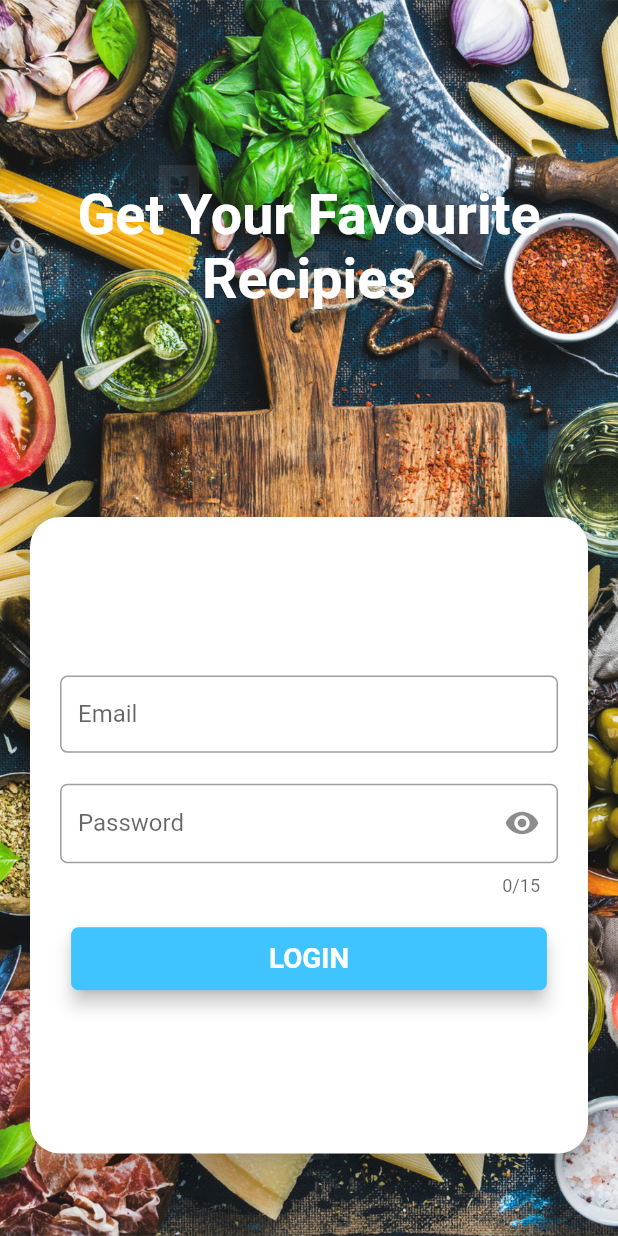
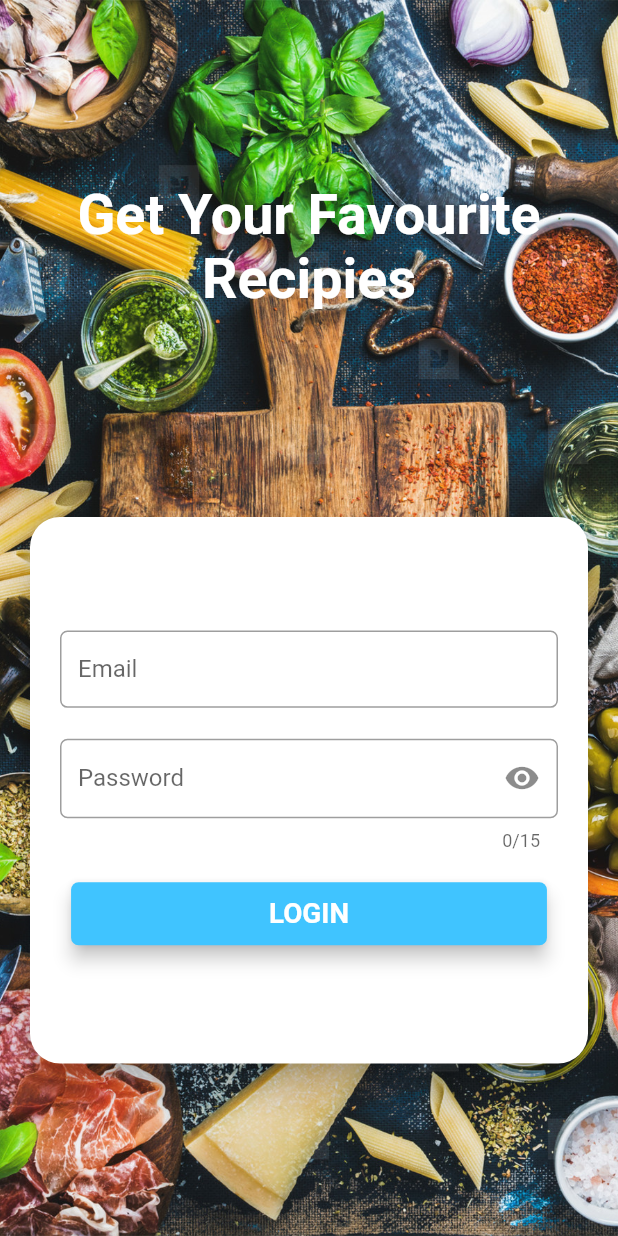
Before and after one commit to imsajib02/CookingRecipe, a Flutter app: the screen it shows after launch, on a phone screen of 412 x 824 dp. Run offline on Flutter 3.47's test engine with Material 2 defaults, Android fonts, the phone set to English and light mode, and no system bars; our stand-ins replace connectivity, data_connection_checker, fluttertoast; missing offline and left inert: flutter_progress_dialog, system_setting; accounts and stored records are empty; generated files the repository leaves out were written again.

Commit message:
Login Implemented

```diff
--- a/lib/main.dart
+++ b/lib/main.dart
@@ -1,8 +1,8 @@
+import 'package:cooking_recipe/network/retrofit/retrofitinstance.dart';
 import 'package:cooking_recipe/resources/strings.dart';
 import 'package:cooking_recipe/utils/size_config.dart';
-import 'package:cooking_recipe/utils/bounce_animation.dart';
-import 'package:cooking_recipe/resources/images.dart';
 import 'package:flutter/material.dart';
+import 'package:cooking_recipe/view/login_view.dart';
 
 void main() => runApp(MyApp());
 
@@ -21,7 +21,7 @@ class MyApp extends StatelessWidget {
               return MaterialApp(
                 title: Strings.appName,
                 debugShowCheckedModeBanner: false,
-                home: MyHomePage(),
+                home: LoginView(),
               );
             },
           );
@@ -30,142 +30,3 @@ class MyApp extends StatelessWidget {
   }
 
 }
-
-class MyHomePage extends StatefulWidget {
-
-  @override
-  _MyHomePageState createState() => _MyHomePageState();
-}
-
-class _MyHomePageState extends State<MyHomePage> {
-
-  bool passwordVisible = true;
-  IconData icon = Icons.visibility;
-
-  @override
-  Widget build(BuildContext context) {
-
-    return Scaffold(
-      body: Center(
-        child: Container(
-          decoration: BoxDecoration(
-            image: DecorationImage(
-              image: AssetImage(Images.loginBackground),
-              fit: BoxFit.cover,
-            ),
-          ),
-          child: Column(
-            mainAxisAlignment: MainAxisAlignment.center,
-            children: <Widget>[
-
-              Expanded(
-                flex: 2,
-                child: Container(
-                  alignment: Alignment.center,
-                  padding: EdgeInsets.all(15),
-                  child: Text(Strings.welcomeNote,
-                    textAlign: TextAlign.center,
-                    style: TextStyle(
-                      fontSize: 4.5 * SizeConfig.textSizeMultiplier,
-                      fontWeight: FontWeight.bold,
-                      color: Colors.white,
-                    ),
-                  ),
-                ),
-              ),
-
-              Expanded(
-                flex: 3,
-                child: Container(
-                  margin: EdgeInsets.only(left: 5, right: 5, bottom: 40),
-                  padding: EdgeInsets.all(15),
-                  child: Material(
-                    borderRadius: BorderRadius.circular(20),
-                    color: Colors.white,
-                    elevation: 10,
-                    child: Container(
-                      padding: EdgeInsets.all(20),
-                      child: Column(
-                        mainAxisAlignment: MainAxisAlignment.center,
-                        children: <Widget>[
-
-                          Flexible(
-                            child: Container(
-                              height: 6.25 * SizeConfig.heightSizeMultiplier,
-                              child: TextField(
-                                keyboardType: TextInputType.emailAddress,
-                                decoration: InputDecoration(
-                                  labelText: "Email",
-                                  border: OutlineInputBorder(borderRadius: BorderRadius.circular(5)),
-                                ),
-                              ),
-                            ),
-                          ),
-
-                          SizedBox(height: 2.5 * SizeConfig.heightSizeMultiplier,),
-
-                          Flexible(
-                            child: Container(
-                              height: 8.75 * SizeConfig.heightSizeMultiplier,
-                              child: TextField(
-                                obscureText: passwordVisible,
-                                keyboardType: TextInputType.text,
-                                maxLength: 15,
-                                decoration: InputDecoration(
-                                  suffixIcon: GestureDetector(
-                                    child: Icon(icon),
-                                    onTap: () {
-
-                                      setState(() {
-                                        passwordVisible = !passwordVisible;
-                                        passwordVisible ? icon = Icons.visibility : icon = Icons.visibility_off;
-                                      });
-                                    },
-                                  ),
-                                  labelText: "Password",
-                                  border: OutlineInputBorder(borderRadius: BorderRadius.circular(5)),
-                                ),
-                              ),
-                            ),
-                          ),
-
-                          SizedBox(height: 2.5 * SizeConfig.heightSizeMultiplier,),
-
-                          Flexible(
-                            child: BounceAnimation(
-                              childWidget: Container(
-                                width: 77 * SizeConfig.widthSizeMultiplier,
-                                child: RaisedButton(
-                                  padding: EdgeInsets.all(10),
-                                  elevation: 5,
-                                  onPressed: () {
-
-                                    BounceState.scaleAnimationController.forward();
-                                  },
-                                  shape: RoundedRectangleBorder(
-                                    borderRadius: new BorderRadius.circular(5),
-                                  ),
-                                  color: Colors.lightBlueAccent,
-                                  textColor: Colors.white,
-                                  child: Text("LOGIN", style: TextStyle(
-                                      fontWeight: FontWeight.bold,
-                                      fontSize: 2.25 * SizeConfig.textSizeMultiplier,
-                                    ),
-                                  ),
-                                ),
-                              ),
-                            ),
-                          ),
-                        ],
-                      ),
-                    ),
-                  ),
-                ),
-              ),
-            ],
-          ),
-        ),
-      ),
-    );
-  }
-}
--- /dev/null
+++ b/lib/model/auth_response_model.dart
@@ -0,0 +1,33 @@
+import 'package:json_annotation/json_annotation.dart';
+
+part 'auth_response_model.g.dart';
+
+@JsonSerializable()
+class AuthResponseModel {
+
+  @JsonKey(name: "response")
+  String response;
+
+  @JsonKey(name: "message")
+  String message;
+
+  @JsonKey(name: "result")
+  Result result;
+
+  AuthResponseModel(this.response, this.message, this.result);
+
+  factory AuthResponseModel.fromJson(Map<String, dynamic> json) => _$AuthResponseModelFromJson(json);
+  Map<String, dynamic> toJson() => _$AuthResponseModelToJson(this);
+}
+
+@JsonSerializable()
+class Result {
+
+  @JsonKey(name: "token")
+  String token;
+
+  Result(this.token);
+
+  factory Result.fromJson(Map<String, dynamic> json) => _$ResultFromJson(json);
+  Map<String, dynamic> toJson() => _$ResultToJson(this);
+}
--- /dev/null
+++ b/lib/network/connectivity/connectivity_check.dart
@@ -0,0 +1,48 @@
+import 'dart:async';
+
+import 'package:data_connection_checker/data_connection_checker.dart';
+import 'package:flutter/material.dart';
+import 'package:connectivity/connectivity.dart';
+import 'package:cooking_recipe/utils/variables.dart';
+
+class CheckConnectivity {
+
+  StreamSubscription<ConnectivityResult> connectionChecker;
+  StreamSubscription<DataConnectionStatus> internetAvailability;
+
+  startChecking(BuildContext context) async {
+
+    connectionChecker = Connectivity().onConnectivityChanged.listen((ConnectivityResult result) {
+
+      if(result == ConnectivityResult.mobile || result == ConnectivityResult.wifi) {
+
+        Variables.isConnected = true;
+
+        internetAvailability = DataConnectionChecker().onStatusChange.listen((status) {
+
+          switch (status) {
+
+            case DataConnectionStatus.connected:
+              Variables.hasInternet = true;
+              break;
+
+            case DataConnectionStatus.disconnected:
+              Variables.hasInternet = false;
+              break;
+          }
+        });
+      }
+      else {
+
+        Variables.isConnected = false;
+        Variables.hasInternet = false;
+      }
+    });
+  }
+
+  stopChecking()
+  {
+    connectionChecker.cancel();
+    internetAvailability.cancel();
+  }
+}
--- /dev/null
+++ b/lib/utils/variables.dart
@@ -0,0 +1,12 @@
+import 'package:cooking_recipe/model/user_model.dart';
+
+class Variables {
+
+  static String baseUrl = "https://rcapp.utech.dev/api/";
+  static String authURL = "auth/login";
+
+  static User currentUser = User();
+
+  static bool isConnected = false;
+  static bool hasInternet = false;
+}
--- /dev/null
+++ b/lib/view/login_view.dart
@@ -0,0 +1,240 @@
+import 'package:cooking_recipe/contract/login_contract.dart';
+import 'package:cooking_recipe/model/user_model.dart';
+import 'package:cooking_recipe/network/connectivity/connectivity_check.dart';
+import 'package:cooking_recipe/presenter/login_presenter.dart';
+import 'package:cooking_recipe/resources/images.dart';
+import 'package:cooking_recipe/resources/strings.dart';
+import 'package:cooking_recipe/utils/bounce_animation.dart';
+import 'package:cooking_recipe/utils/size_config.dart';
+import 'package:flutter/material.dart';
+import 'package:fluttertoast/fluttertoast.dart';
+import 'package:flutter_progress_dialog/flutter_progress_dialog.dart';
+
+class LoginView extends StatefulWidget {
+
+  @override
+  _LoginViewState createState() => _LoginViewState();
+}
+
+class _LoginViewState extends State<LoginView> implements View{
+
+  Presenter _presenter;
+  User user;
+  var progressDialog;
+
+  TextEditingController _emailController = TextEditingController();
+  TextEditingController _passwordController = TextEditingController();
+
+  bool passwordVisible = true;
+  IconData icon = Icons.visibility;
+
+  @override
+  void initState() {
+
+    super.initState();
+    CheckConnectivity().startChecking(context);
+    user = User();
+    _presenter = LoginPresenter(this);
+  }
+
+  @override
+  Widget build(BuildContext context) {
+
+    return Scaffold(
+      body: Builder(
+        builder: (BuildContext context) {
+
+          return Center(
+            child: Container(
+              decoration: BoxDecoration(
+                image: DecorationImage(
+                  image: AssetImage(Images.loginBackground),
+                  fit: BoxFit.cover,
+                ),
+              ),
+              child: Column(
+                mainAxisAlignment: MainAxisAlignment.center,
+                children: <Widget>[
+
+                  Expanded(
+                    flex: 2,
+                    child: Container(
+                      alignment: Alignment.center,
+                      padding: EdgeInsets.all(15),
+                      child: Text(Strings.welcomeNote,
+                        textAlign: TextAlign.center,
+                        style: TextStyle(
+                          fontSize: 4.5 * SizeConfig.textSizeMultiplier,
+                          fontWeight: FontWeight.bold,
+                          color: Colors.white,
+                        ),
+                      ),
+                    ),
+                  ),
+
+                  Expanded(
+                    flex: 3,
+                    child: Container(
+                      margin: EdgeInsets.only(left: 5, right: 5, bottom: 100),
+                      padding: EdgeInsets.all(15),
+                      child: Material(
+                        borderRadius: BorderRadius.circular(20),
+                        color: Colors.white,
+                        elevation: 10,
+                        child: Container(
+                          padding: EdgeInsets.all(20),
+                          child: Column(
+                            mainAxisAlignment: MainAxisAlignment.center,
+                            children: <Widget>[
+
+                              Flexible(
+                                child: Container(
+                                  height: 6.25 * SizeConfig.heightSizeMultiplier,
+                                  child: TextField(
+                                    controller: _emailController,
+                                    keyboardType: TextInputType.emailAddress,
+                                    decoration: InputDecoration(
+                                      labelText: "Email",
+                                      border: OutlineInputBorder(borderRadius: BorderRadius.circular(5)),
+                                    ),
+                                  ),
+                                ),
+                              ),
+
+                              SizedBox(height: 2.5 * SizeConfig.heightSizeMultiplier,),
+
+                              Flexible(
+                                child: Container(
+                                  height: 8.75 * SizeConfig.heightSizeMultiplier,
+                                  child: TextField(
+                                    controller: _passwordController,
+                                    obscureText: passwordVisible,
+                                    keyboardType: TextInputType.text,
+                                    maxLength: 15,
+                                    decoration: InputDecoration(
+                                      suffixIcon: GestureDetector(
+                                        child: Icon(icon),
+                                        onTap: () {
+
+                                          setState(() {
+                                            passwordVisible = !passwordVisible;
+                                            passwordVisible ? icon = Icons.visibility : icon = Icons.visibility_off;
+                                          });
+                                        },
+                                      ),
+                                      labelText: "Password",
+                                      border: OutlineInputBorder(borderRadius: BorderRadius.circular(5)),
+                                    ),
+                                  ),
+                                ),
+                              ),
+
+                              SizedBox(height: 2.5 * SizeConfig.heightSizeMultiplier,),
+
+                              Flexible(
+                                child: BounceAnimation(
+                                  childWidget: Container(
+                                    width: 77 * SizeConfig.widthSizeMultiplier,
+                                    child: RaisedButton(
+                                      padding: EdgeInsets.all(10),
+                                      elevation: 5,
+                                      onPressed: () {
+
+                                        BounceState.scaleAnimationController.forward();
+
+                                        user.email = _emailController.text;
+                                        user.password = _passwordController.text;
+
+                                        _presenter.validateInput(context, user);
+                                      },
+                                      shape: RoundedRectangleBorder(
+                                        borderRadius: new BorderRadius.circular(5),
+                                      ),
+                                      color: Colors.lightBlueAccent,
+                                      textColor: Colors.white,
+                                      child: Text("LOGIN", style: TextStyle(
+                                        fontWeight: FontWeight.bold,
+                                        fontSize: 2.25 * SizeConfig.textSizeMultiplier,
+                                      ),
+                                      ),
+                                    ),
+                                  ),
+                                ),
+                              ),
+                            ],
+                          ),
+                        ),
+                      ),
+                    ),
+                  ),
+                ],
+              ),
+            ),
+          );
+        },
+      ),
+    );
+  }
+
+
+  @override
+  void dispose() {
+
+    super.dispose();
+    CheckConnectivity().stopChecking();
+  }
+
+  @override
+  void onEmpty(String message) {
+
+    Fluttertoast.showToast(
+        msg: message,
+        toastLength: Toast.LENGTH_SHORT,
+        gravity: ToastGravity.TOP,
+        timeInSecForIosWeb: 1,
+        backgroundColor: Colors.lightBlue,
+        textColor: Colors.white,
+        fontSize: 2.2 * SizeConfig.textSizeMultiplier,
+    );
+  }
+
+  @override
+  void onLoginFailure(BuildContext context, String message) {
+
+    final snackbar = SnackBar(
+      content: Text(message, style: TextStyle(fontSize: 1.8 * SizeConfig.textSizeMultiplier, fontWeight: FontWeight.bold),),
+      backgroundColor: Colors.red,
+      behavior: SnackBarBehavior.floating,
+      duration: Duration(seconds: 2),
+    );
+
+    Scaffold.of(context).showSnackBar(snackbar);
+  }
+
+  @override
+  void onLoginSuccess() {
+
+    stopProgressDialog();
+
+    setState(() {
+      _emailController.clear();
+      _passwordController.clear();
+    });
+  }
+
+  @override
+  void stopProgressDialog() {
+
+    progressDialog.dismiss();
+  }
+
+  @override
+  void startProgressDialog(BuildContext context) {
+
+    progressDialog = showProgressDialog(context: context,
+      loadingText: "Please wait...",
+      radius: 10.0,
+      backgroundColor: Colors.black,
+    );
+  }
+}
```
Also changed, not shown: lib/contract/login_contract.dart (added, +17 -0 lines), lib/model/user_model.dart (+15 -2 lines), lib/network/retrofit/retrofitinstance.dart (added, +22 -0 lines), lib/presenter/login_presenter.dart (added, +102 -0 lines), lib/utils/functions.dart (added, +64 -0 lines), pubspec.yaml (+8 -0 lines), lib/model/auth_response_model.g.dart (added), pubspec.lock, 1 other file.
